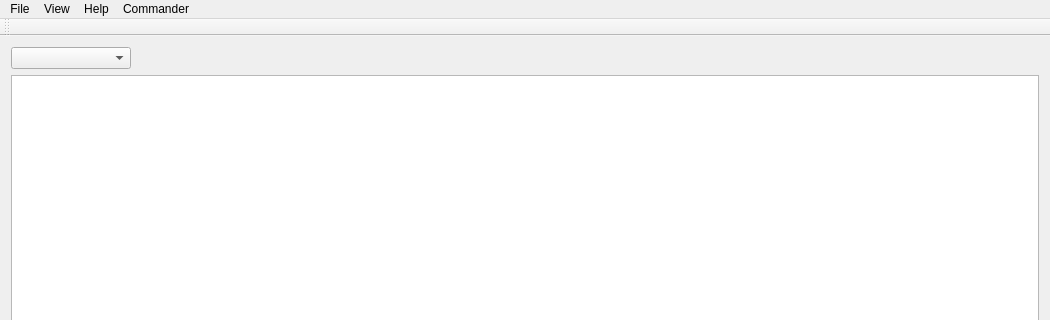
tixiv/CAN-Monitor-qt, file MainWindow.ui: the form before one commit; both pictures show x 0 to 1050 and y 0 to 320 of the 1050 by 611 pixel window.
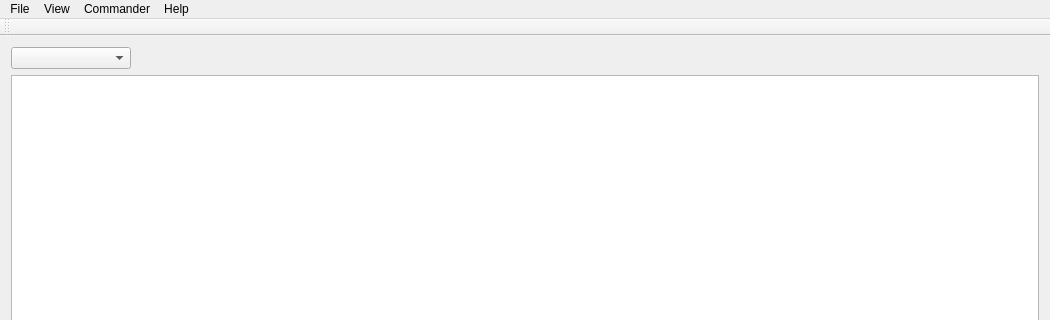
The form after the commit. Icons and pictures are not drawn. Custom widgets are drawn as their Qt base class.

Commit message: populate commander menu and make them selectable

```diff
--- a/MainWindow.ui
+++ b/MainWindow.ui
@@ -167,8 +167,8 @@
    </widget>
    <addaction name="menuFile"/>
    <addaction name="menuView"/>
-   <addaction name="menuHelp"/>
    <addaction name="menuCommander"/>
+   <addaction name="menuHelp"/>
   </widget>
   <widget class="QToolBar" name="mainToolBar">
    <attribute name="toolBarArea">
```
The commit also changes 4 other files.
